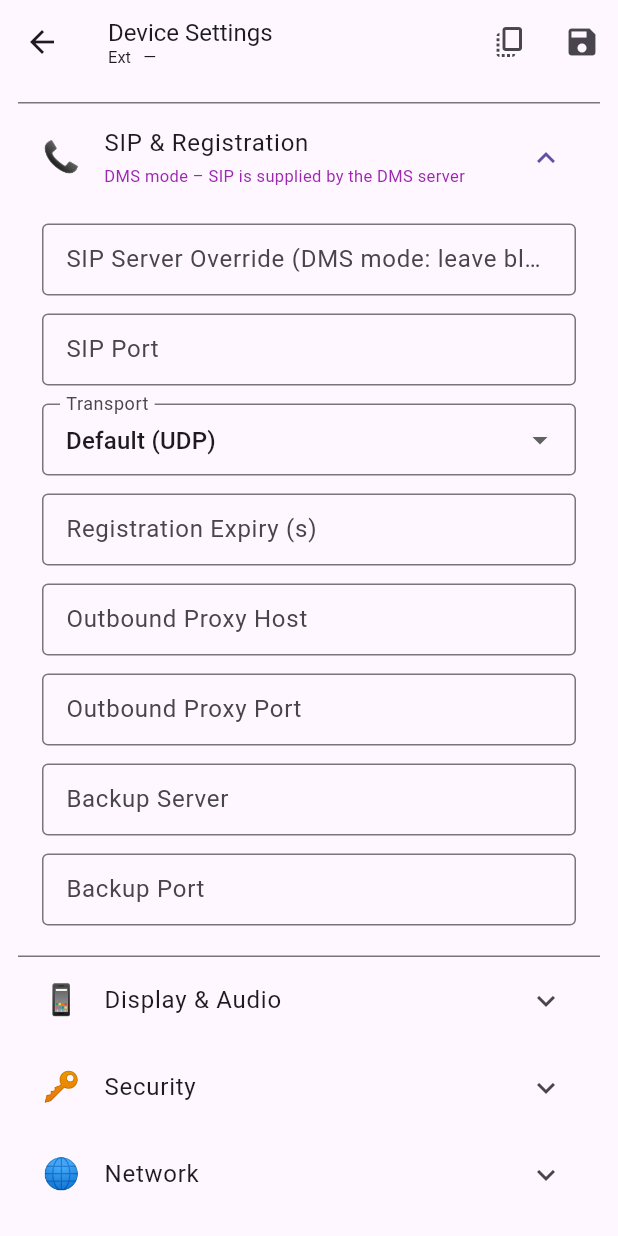
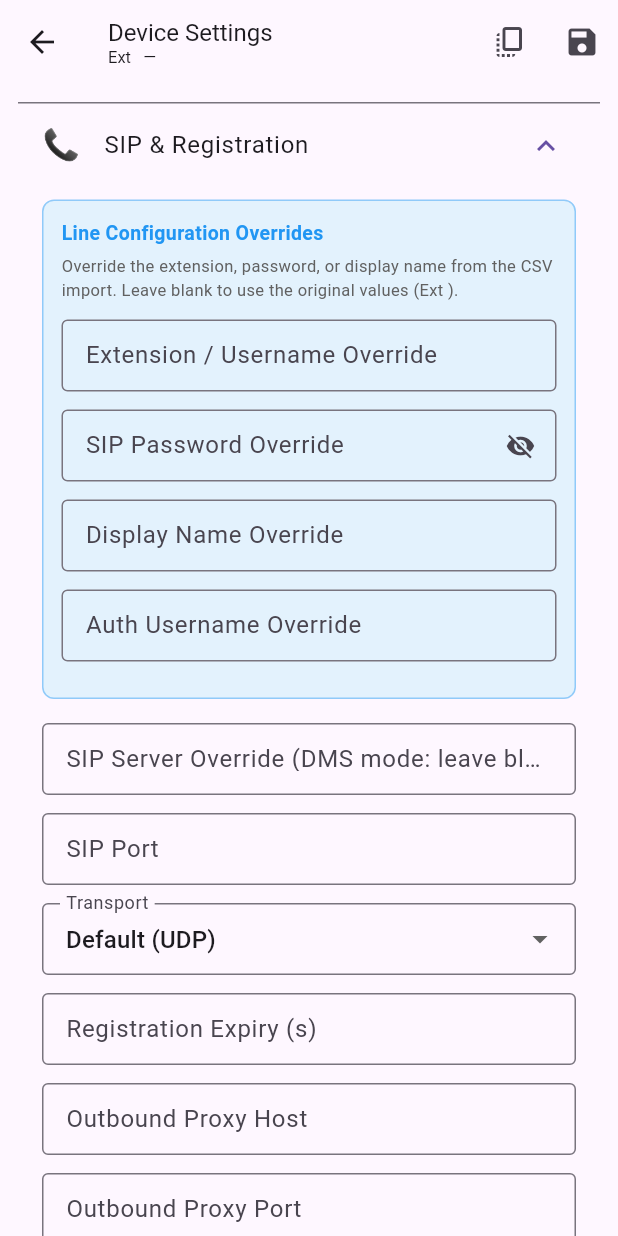
Before and after one commit to Ezra90/Pocket-Provisioner, a Flutter app: the DeviceSettingsEditorScreen screen opened directly with empty values, after a tap on "SIP & Registration", on a phone screen of 412 x 824 dp. Run offline on Flutter 3.47's test engine with Material 3 defaults, Android fonts, the phone set to English and light mode, and no system bars; our stand-ins replace csv, file_picker, mustache_template, open_filex, package_info_plus, permission_handler and 5 more; missing offline and left inert: excel, mobile_scanner, network_info_plus, shelf_router; accounts and stored records are empty; network calls fail; statements that could not run were skipped.

Commit message:
Implement UI improvements: button layout in screen, DHCP options expanded, line-level overrides
Co-authored-by: Ezra90 <38937043+Ezra90@users.noreply.github.com>

```diff
--- a/lib/models/device_settings.dart
+++ b/lib/models/device_settings.dart
@@ -14,6 +14,12 @@ class DeviceSettings {
   String? outboundProxyPort;
   String? backupServer;
   String? backupPort;
+
+  // Line-level overrides (override values from Device model)
+  String? extensionOverride;   // Override extension/user_name
+  String? passwordOverride;    // Override SIP password/secret
+  String? displayNameOverride; // Override display_name/label
+  String? authUsernameOverride; // Override auth_name (if different from extension)
 
   // Display & Audio
   String? ringtone;
@@ -67,6 +73,10 @@ class DeviceSettings {
     this.outboundProxyPort,
     this.backupServer,
     this.backupPort,
+    this.extensionOverride,
+    this.passwordOverride,
+    this.displayNameOverride,
+    this.authUsernameOverride,
     this.ringtone,
     this.screensaverTimeout,
     this.adminPassword,
@@ -104,6 +114,10 @@ class DeviceSettings {
       outboundProxyPort != null ||
       backupServer != null ||
       backupPort != null ||
+      extensionOverride != null ||
+      passwordOverride != null ||
+      displayNameOverride != null ||
+      authUsernameOverride != null ||
       ringtone != null ||
       screensaverTimeout != null ||
       adminPassword != null ||
@@ -140,6 +154,10 @@ class DeviceSettings {
         outboundProxyPort: outboundProxyPort,
         backupServer: backupServer,
         backupPort: backupPort,
+        extensionOverride: extensionOverride,
+        passwordOverride: passwordOverride,
+        displayNameOverride: displayNameOverride,
+        authUsernameOverride: authUsernameOverride,
         ringtone: ringtone,
         screensaverTimeout: screensaverTimeout,
         adminPassword: adminPassword,
@@ -176,6 +194,10 @@ class DeviceSettings {
         if (outboundProxyPort != null) 'outbound_proxy_port': outboundProxyPort,
         if (backupServer != null) 'backup_server': backupServer,
         if (backupPort != null) 'backup_port': backupPort,
+        if (extensionOverride != null) 'extension_override': extensionOverride,
+        if (passwordOverride != null) 'password_override': passwordOverride,
+        if (displayNameOverride != null) 'display_name_override': displayNameOverride,
+        if (authUsernameOverride != null) 'auth_username_override': authUsernameOverride,
         if (ringtone != null) 'ringtone': ringtone,
         if (screensaverTimeout != null) 'screensaver_timeout': screensaverTimeout,
         if (adminPassword != null) 'admin_password': adminPassword,
@@ -215,6 +237,10 @@ class DeviceSettings {
         outboundProxyPort: m['outbound_proxy_port'] as String?,
         backupServer: m['backup_server'] as String?,
         backupPort: m['backup_port'] as String?,
+        extensionOverride: m['extension_override'] as String?,
+        passwordOverride: m['password_override'] as String?,
+        displayNameOverride: m['display_name_override'] as String?,
+        authUsernameOverride: m['auth_username_override'] as String?,
         ringtone: m['ringtone'] as String?,
         screensaverTimeout: m['screensaver_timeout'] as String?,
         adminPassword: m['admin_password'] as String?,
--- a/lib/screens/device_settings_editor_screen.dart
+++ b/lib/screens/device_settings_editor_screen.dart
@@ -70,6 +70,13 @@ class _DeviceSettingsEditorScreenState
   late final TextEditingController _outboundProxyPortCtrl;
   late final TextEditingController _backupServerCtrl;
   late final TextEditingController _backupPortCtrl;
+
+  // Line-level overrides
+  late final TextEditingController _extensionOverrideCtrl;
+  late final TextEditingController _passwordOverrideCtrl;
+  late final TextEditingController _displayNameOverrideCtrl;
+  late final TextEditingController _authUsernameOverrideCtrl;
+  bool _showPasswordOverride = false;
 
   // Display & Audio
   String? _wallpaper;
@@ -164,6 +171,11 @@ class _DeviceSettingsEditorScreenState
         TextEditingController(text: s?.outboundProxyPort ?? '');
     _backupServerCtrl = TextEditingController(text: s?.backupServer ?? '');
     _backupPortCtrl = TextEditingController(text: s?.backupPort ?? '');
+    // Line-level overrides
+    _extensionOverrideCtrl = TextEditingController(text: s?.extensionOverride ?? '');
+    _passwordOverrideCtrl = TextEditingController(text: s?.passwordOverride ?? '');
+    _displayNameOverrideCtrl = TextEditingController(text: s?.displayNameOverride ?? '');
+    _authUsernameOverrideCtrl = TextEditingController(text: s?.authUsernameOverride ?? '');
     _ringtone = s?.ringtone;
     _screensaverTimeoutCtrl =
         TextEditingController(text: s?.screensaverTimeout ?? '');
@@ -221,6 +233,10 @@ class _DeviceSettingsEditorScreenState
     _outboundProxyPortCtrl.dispose();
     _backupServerCtrl.dispose();
     _backupPortCtrl.dispose();
+    _extensionOverrideCtrl.dispose();
+    _passwordOverrideCtrl.dispose();
+    _displayNameOverrideCtrl.dispose();
+    _authUsernameOverrideCtrl.dispose();
     _screensaverTimeoutCtrl.dispose();
     _adminPasswordCtrl.dispose();
     _voiceVlanCtrl.dispose();
@@ -263,6 +279,10 @@ class _DeviceSettingsEditorScreenState
         outboundProxyPort: _nonEmpty(_outboundProxyPortCtrl.text),
         backupServer: _nonEmpty(_backupServerCtrl.text),
         backupPort: _nonEmpty(_backupPortCtrl.text),
+        extensionOverride: _nonEmpty(_extensionOverrideCtrl.text),
+        passwordOverride: _nonEmpty(_passwordOverrideCtrl.text),
+        displayNameOverride: _nonEmpty(_displayNameOverrideCtrl.text),
+        authUsernameOverride: _nonEmpty(_authUsernameOverrideCtrl.text),
         ringtone: _ringtone?.isNotEmpty == true ? _ringtone : null,
         screensaverTimeout: _nonEmpty(_screensaverTimeoutCtrl.text),
         adminPassword: _nonEmpty(_adminPasswordCtrl.text),
@@ -300,6 +320,8 @@ class _DeviceSettingsEditorScreenState
       _outboundProxyPortCtrl.text = s.outboundProxyPort ?? '';
       _backupServerCtrl.text = s.backupServer ?? '';
       _backupPortCtrl.text = s.backupPort ?? '';
+      // Note: Don't clone line-level overrides (extension, password, display name, auth username)
+      // as these are unique to each device
       _ringtone = s.ringtone;
       _screensaverTimeoutCtrl.text = s.screensaverTimeout ?? '';
       _adminPasswordCtrl.text = s.adminPassword ?? '';
@@ -671,6 +693,46 @@ class _DeviceSettingsEditorScreenState
     nameCtrl.dispose();
   }
 
+  /// Upload a firmware file to the server's firmware directory.
+  Future<void> _uploadFirmwareFile() async {
+    final result = await FilePicker.platform.pickFiles(
+      type: FileType.any,
+    );
+    if (result == null || result.files.isEmpty) return;
+
+    final file = result.files.single;
+    final sourcePath = file.path;
+    if (sourcePath == null) {
+      if (mounted) {
+        ScaffoldMessenger.of(context).showSnackBar(
+          const SnackBar(content: Text('Could not access selected file')),
+        );
+      }
+      return;
+    }
+
+    try {
+      final saved = await FirmwareService.copyFirmware(sourcePath, file.name);
+      final updated = await FirmwareService.listFirmware();
+      if (mounted) {
+        setState(() {
+          _firmwareFiles = updated;
+          _firmwareLocalFile = 'LOCAL:${saved.filename}';
+          _firmwareCustomUrlCtrl.clear();
+        });
+        ScaffoldMessenger.of(context).showSnackBar(
+          SnackBar(content: Text('Uploaded: ${saved.filename}')),
+        );
+      }
+    } catch (e) {
+      if (mounted) {
+        ScaffoldMessenger.of(context).showSnackBar(
+          SnackBar(content: Text('Upload failed: $e')),
+        );
+      }
+    }
+  }
+
   Widget _field(TextEditingController ctrl, String label,
       {String? hint,
       bool obscure = false,
@@ -803,18 +865,54 @@ class _DeviceSettingsEditorScreenState
             leading: const Text('📞',
                 style: TextStyle(fontSize: 20)),
             title: const Text('SIP & Registration'),
-            subtitle: _globalMode == GlobalSettings.modeDms
-                ? const Text(
-                    'DMS mode – SIP is supplied by the DMS server',
-                    style: TextStyle(fontSize: 11, color: Colors.purple),
-                  )
-                : null,
             children: [
               Padding(
                 padding:
                     const EdgeInsets.fromLTRB(16, 8, 16, 8),
                 child: Column(
                   children: [
+                    // Line-level overrides section
+                    Container(
+                      margin: const EdgeInsets.only(bottom: 16),
+                      padding: const EdgeInsets.all(12),
+                      decoration: BoxDecoration(
+                        color: Colors.blue.shade50,
+                        borderRadius: BorderRadius.circular(8),
+                        border: Border.all(color: Colors.blue.shade200),
+                      ),
+                      child: Column(
+                        crossAxisAlignment: CrossAxisAlignment.start,
+                        children: [
+                          const Text(
+                            'Line Configuration Overrides',
+                            style: TextStyle(
+                              fontWeight: FontWeight.bold,
+                              fontSize: 13,
+                              color: Colors.blue,
+                            ),
+                          ),
+                          const SizedBox(height: 4),
+                          Text(
+                            'Override the extension, password, or display name from the CSV import. '
+                            'Leave blank to use the original values (Ext ${widget.extension}).',
+                            style: TextStyle(fontSize: 11, color: Colors.grey.shade700),
+                          ),
+                          const SizedBox(height: 12),
+                          _field(_extensionOverrideCtrl, 'Extension / Username Override',
+                              hint: 'Default: ${widget.extension}'),
+                          _field(_passwordOverrideCtrl, 'SIP Password Override',
+                              hint: 'Default: (from import)',
+                              obscure: true,
+                              showPassword: _showPasswordOverride,
+                              onTogglePassword: () => setState(
+                                  () => _showPasswordOverride = !_showPasswordOverride)),
+                          _field(_displayNameOverrideCtrl, 'Display Name Override',
+                              hint: 'Default: ${widget.label.isNotEmpty ? widget.label : widget.extension}'),
+                          _field(_authUsernameOverrideCtrl, 'Auth Username Override',
+                              hint: 'Default: same as extension'),
+                        ],
+                      ),
+                    ),
                     _field(_sipServerCtrl,
                         _globalMode == GlobalSettings.modeDms
                             ? 'SIP Server Override (DMS mode: leave blank)'
@@ -1149,12 +1247,6 @@ class _DeviceSettingsEditorScreenState
             leading: const Text('🔧',
                 style: TextStyle(fontSize: 20)),
             title: const Text('Provisioning'),
-            subtitle: _globalMode == GlobalSettings.modeDms
-                ? const Text(
-                    'DMS mode – target URL is set in Global Settings',
-                    style: TextStyle(fontSize: 11, color: Colors.purple),
-                  )
-                : null,
             children: [
               Padding(
                 padding:
@@ -1175,7 +1267,10 @@ class _DeviceSettingsEditorScreenState
                           style: TextStyle(fontSize: 12, color: Colors.grey)),
                       const SizedBox(height: 4),
                       // ① Pick a server-hosted file
-                      DropdownButtonFormField<String?>(
+                      Row(
+                        children: [
+                          Expanded(
+                            child: DropdownButtonFormField<String?>(
                               value: _firmwareLocalFile,
                               isExpanded: true,
                               decoration: const InputDecoration(
@@ -1199,6 +1294,15 @@ class _DeviceSettingsEditorScreenState
                                 // Clear custom URL so only one source is active
                                 _firmwareCustomUrlCtrl.clear();
                               }),
+                            ),
+                          ),
+                          const SizedBox(width: 8),
+                          IconButton(
+                            icon: const Icon(Icons.upload_file),
+                            tooltip: 'Upload firmware file',
+                            onPressed: _uploadFirmwareFile,
+                          ),
+                        ],
                       ),
                       const Padding(
                         padding: EdgeInsets.symmetric(vertical: 6),
--- a/lib/services/mustache_renderer.dart
+++ b/lib/services/mustache_renderer.dart
@@ -120,6 +120,7 @@ class MustacheRenderer {
     required String model,
     required String sipServer,
     required String provisioningUrl,
+    String? authUsername, // Auth username override (defaults to extension)
     String? sipPort,
     String? transport,
     String? regExpiry,
@@ -158,6 +159,9 @@ class MustacheRenderer {
     Map<String, String>? extToLabel,
     String? phonebookUrl,
   }) {
+    // Use extension as auth username if not explicitly provided
+    final effectiveAuthUsername = authUsername ?? extension;
+
     final bool hasOutboundProxy =
         outboundProxyHost != null && outboundProxyHost.isNotEmpty;
     final bool hasBackupServer =
@@ -284,7 +288,7 @@ class MustacheRenderer {
           'label': displayName,
           'display_name': displayName,
           'user_name': extension,
-          'auth_name': extension,
+          'auth_name': effectiveAuthUsername,
           'password': secret,
           'sip_server': sipServer,
           'sip_port': sipPort ?? '5060',
```
Also changed, not shown: lib/screens/dashboard_screen.dart (+144 -95 lines), lib/screens/model_assignment_screen.dart (+15 -15 lines), lib/services/provisioning_server.dart (+10 -3 lines). Lines whose indentation alone changed are shown as unchanged.
